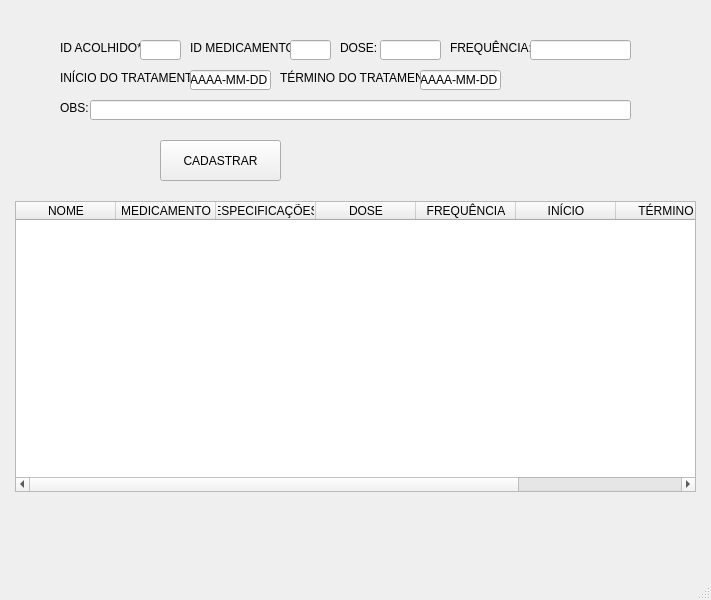
Before: the Qt Designer form formTratamento.ui in AlexFilh0/BetelgeuseDB, drawn with Qt 5.
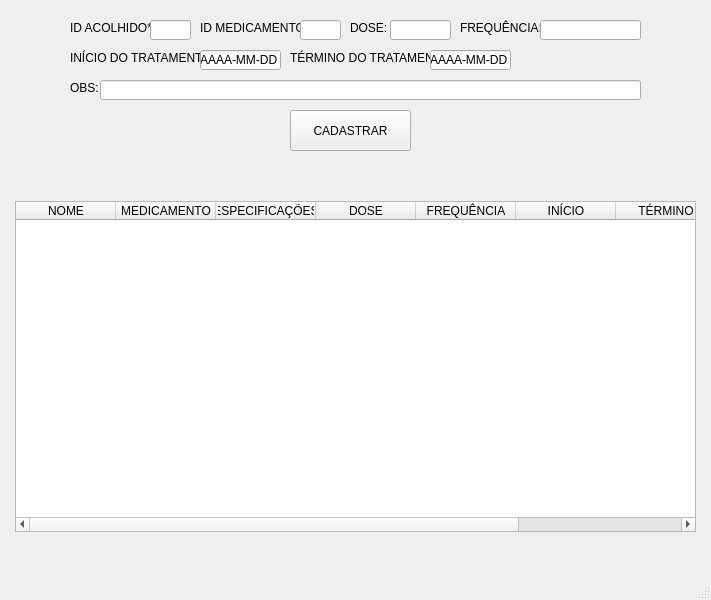
After: the same form once the commit is applied. Icons and pictures are not drawn.

Patch:
```diff
--- a/formTratamento.ui
+++ b/formTratamento.ui
@@ -21,8 +21,8 @@
    <widget class="QLabel" name="label">
     <property name="geometry">
      <rect>
-      <x>60</x>
-      <y>40</y>
+      <x>70</x>
+      <y>20</y>
       <width>81</width>
       <height>16</height>
      </rect>
@@ -34,8 +34,8 @@
    <widget class="QLabel" name="label_2">
     <property name="geometry">
      <rect>
-      <x>190</x>
-      <y>40</y>
+      <x>200</x>
+      <y>20</y>
       <width>111</width>
       <height>16</height>
      </rect>
@@ -47,8 +47,8 @@
    <widget class="QLabel" name="label_3">
     <property name="geometry">
      <rect>
-      <x>340</x>
-      <y>40</y>
+      <x>350</x>
+      <y>20</y>
       <width>41</width>
       <height>16</height>
      </rect>
@@ -60,8 +60,8 @@
    <widget class="QLabel" name="label_4">
     <property name="geometry">
      <rect>
-      <x>450</x>
-      <y>40</y>
+      <x>460</x>
+      <y>20</y>
       <width>81</width>
       <height>16</height>
      </rect>
@@ -73,8 +73,8 @@
    <widget class="QLabel" name="label_5">
     <property name="geometry">
      <rect>
-      <x>60</x>
-      <y>70</y>
+      <x>70</x>
+      <y>50</y>
       <width>131</width>
       <height>16</height>
      </rect>
@@ -86,8 +86,8 @@
    <widget class="QLabel" name="label_6">
     <property name="geometry">
      <rect>
-      <x>280</x>
-      <y>70</y>
+      <x>290</x>
+      <y>50</y>
       <width>151</width>
       <height>16</height>
      </rect>
@@ -99,8 +99,8 @@
    <widget class="QLabel" name="label_7">
     <property name="geometry">
      <rect>
-      <x>60</x>
-      <y>100</y>
+      <x>70</x>
+      <y>80</y>
       <width>31</width>
       <height>16</height>
      </rect>
@@ -112,8 +112,8 @@
    <widget class="QLineEdit" name="edtIAcolhido">
     <property name="geometry">
      <rect>
-      <x>140</x>
-      <y>40</y>
+      <x>150</x>
+      <y>20</y>
       <width>41</width>
       <height>20</height>
      </rect>
@@ -122,8 +122,8 @@
    <widget class="QLineEdit" name="edtIMedicamento">
     <property name="geometry">
      <rect>
-      <x>290</x>
-      <y>40</y>
+      <x>300</x>
+      <y>20</y>
       <width>41</width>
       <height>20</height>
      </rect>
@@ -132,8 +132,8 @@
    <widget class="QLineEdit" name="edtDose">
     <property name="geometry">
      <rect>
-      <x>380</x>
-      <y>40</y>
+      <x>390</x>
+      <y>20</y>
       <width>61</width>
       <height>20</height>
      </rect>
@@ -142,8 +142,8 @@
    <widget class="QLineEdit" name="edtFrequencia">
     <property name="geometry">
      <rect>
-      <x>530</x>
-      <y>40</y>
+      <x>540</x>
+      <y>20</y>
       <width>101</width>
       <height>20</height>
      </rect>
@@ -152,8 +152,8 @@
    <widget class="QLineEdit" name="edtInicio">
     <property name="geometry">
      <rect>
-      <x>190</x>
-      <y>70</y>
+      <x>200</x>
+      <y>50</y>
       <width>81</width>
       <height>20</height>
      </rect>
@@ -161,12 +161,15 @@
     <property name="text">
      <string>AAAA-MM-DD</string>
     </property>
+    <property name="alignment">
+     <set>Qt::AlignCenter</set>
+    </property>
    </widget>
    <widget class="QLineEdit" name="edtTermino">
     <property name="geometry">
      <rect>
-      <x>420</x>
-      <y>70</y>
+      <x>430</x>
+      <y>50</y>
       <width>81</width>
       <height>20</height>
      </rect>
@@ -174,12 +177,15 @@
     <property name="text">
      <string>AAAA-MM-DD</string>
     </property>
+    <property name="alignment">
+     <set>Qt::AlignCenter</set>
+    </property>
    </widget>
    <widget class="QLineEdit" name="edtOBS">
     <property name="geometry">
      <rect>
-      <x>90</x>
-      <y>100</y>
+      <x>100</x>
+      <y>80</y>
       <width>541</width>
       <height>20</height>
      </rect>
@@ -188,8 +194,8 @@
    <widget class="QPushButton" name="btnCadastrarTratamento">
     <property name="geometry">
      <rect>
-      <x>160</x>
-      <y>140</y>
+      <x>290</x>
+      <y>110</y>
       <width>121</width>
       <height>41</height>
      </rect>
@@ -207,7 +213,7 @@
       <x>15</x>
       <y>201</y>
       <width>681</width>
-      <height>291</height>
+      <height>331</height>
      </rect>
     </property>
     <column>
@@ -254,8 +260,8 @@
    <widget class="QLabel" name="lblAviso">
     <property name="geometry">
      <rect>
-      <x>310</x>
-      <y>150</y>
+      <x>230</x>
+      <y>160</y>
       <width>241</width>
       <height>20</height>
      </rect>
```
